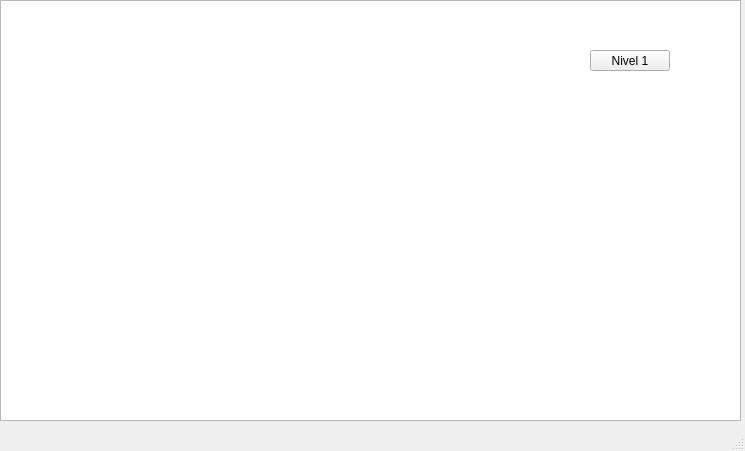
First picture: the form in Codigo/Final/mainwindow.ui, repository juanpablor69/Final.Info2, before the edit.
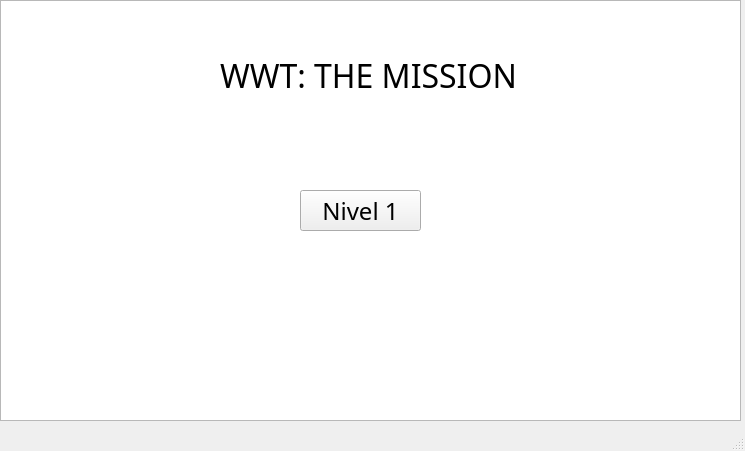
Second picture: the form after the edit.

```diff
--- a/Codigo/Final/mainwindow.ui
+++ b/Codigo/Final/mainwindow.ui
@@ -27,16 +27,47 @@
    <widget class="QPushButton" name="nivel1">
     <property name="geometry">
      <rect>
-      <x>590</x>
-      <y>50</y>
-      <width>80</width>
-      <height>21</height>
+      <x>300</x>
+      <y>190</y>
+      <width>121</width>
+      <height>41</height>
      </rect>
     </property>
+    <property name="font">
+     <font>
+      <family>Showcard Gothic</family>
+      <pointsize>18</pointsize>
+     </font>
+    </property>
     <property name="text">
      <string>Nivel 1</string>
     </property>
    </widget>
+   <widget class="QLabel" name="titulo">
+    <property name="geometry">
+     <rect>
+      <x>220</x>
+      <y>40</y>
+      <width>361</width>
+      <height>71</height>
+     </rect>
+    </property>
+    <property name="font">
+     <font>
+      <family>Showcard Gothic</family>
+      <pointsize>24</pointsize>
+     </font>
+    </property>
+    <property name="cursor">
+     <cursorShape>OpenHandCursor</cursorShape>
+    </property>
+    <property name="autoFillBackground">
+     <bool>false</bool>
+    </property>
+    <property name="text">
+     <string>WWT: THE MISSION</string>
+    </property>
+   </widget>
   </widget>
   <widget class="QMenuBar" name="menubar">
    <property name="geometry">
```
